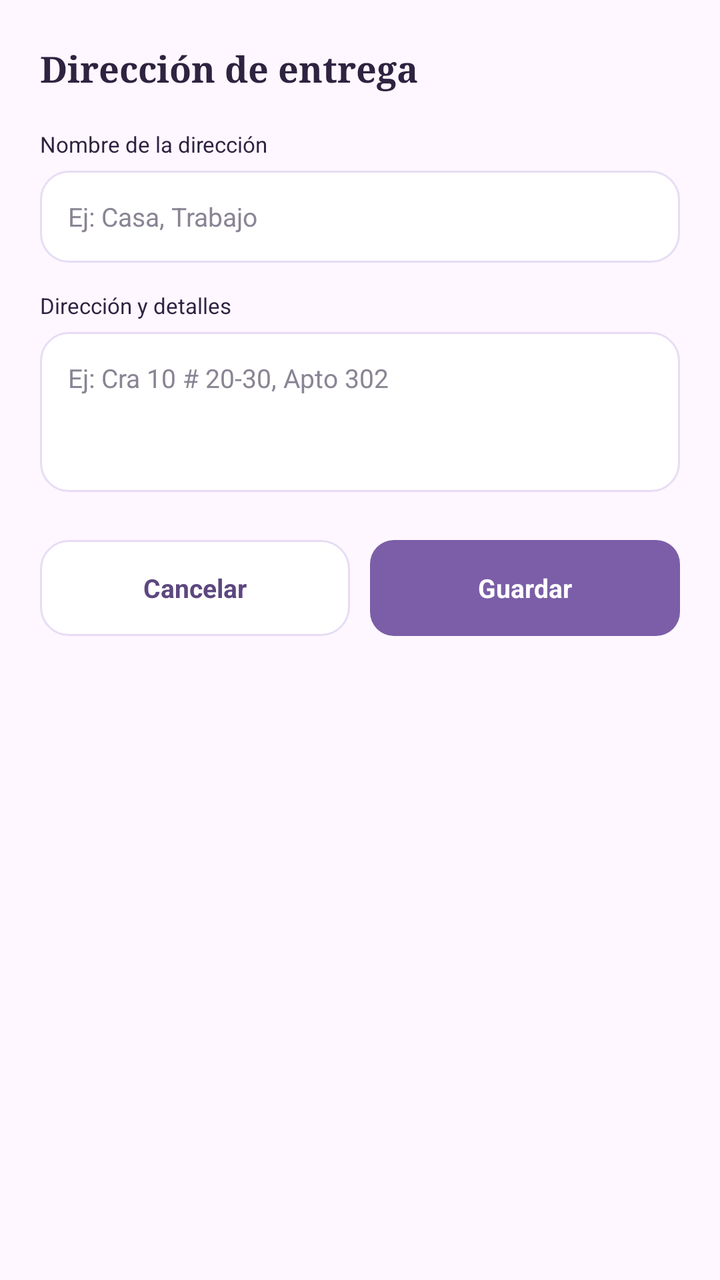
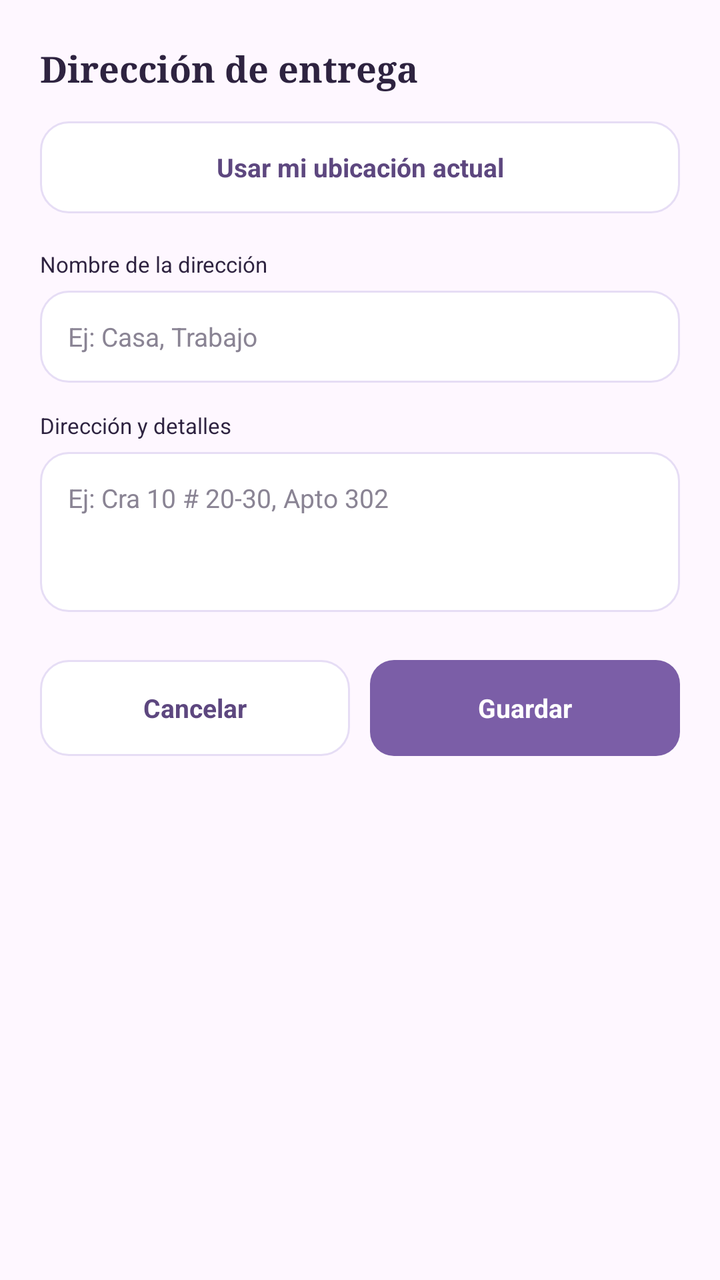

Before-and-after screenshots of an Android layout around one commit, followed by the original layout XML and the change that was made.
<!-- AndroidManifest.xml: application theme Theme.SasoBakeryApp -->
<!-- res/layout/dialog_direccion_entrega.xml -->
<?xml version="1.0" encoding="utf-8"?>
<androidx.core.widget.NestedScrollView
    xmlns:android="http://schemas.android.com/apk/res/android"
    android:layout_width="match_parent"
    android:layout_height="wrap_content"
    android:overScrollMode="never">

    <LinearLayout
        android:layout_width="match_parent"
        android:layout_height="wrap_content"
        android:orientation="vertical"
        android:paddingStart="20dp"
        android:paddingTop="22dp"
        android:paddingEnd="20dp"
        android:paddingBottom="24dp">

        <TextView
            android:layout_width="wrap_content"
            android:layout_height="wrap_content"
            android:fontFamily="serif"
            android:text="Dirección de entrega"
            android:textColor="#2E2340"
            android:textSize="18sp"
            android:textStyle="bold" />

        <TextView
            android:layout_width="wrap_content"
            android:layout_height="wrap_content"
            android:layout_marginTop="18dp"
            android:text="Nombre de la dirección"
            android:textColor="#2E2340"
            android:textSize="11sp" />

        <EditText
            android:id="@+id/etDirEtiqueta"
            android:layout_width="match_parent"
            android:layout_height="46dp"
            android:layout_marginTop="6dp"
            android:background="@drawable/bg_users_input"
            android:hint="Ej: Casa, Trabajo"
            android:importantForAutofill="no"
            android:inputType="textCapSentences"
            android:maxLines="1"
            android:paddingStart="14dp"
            android:paddingEnd="14dp"
            android:textColor="#2E2340"
            android:textColorHint="#8A8494"
            android:textSize="13sp" />

        <TextView
            android:layout_width="wrap_content"
            android:layout_height="wrap_content"
            android:layout_marginTop="14dp"
            android:text="Dirección y detalles"
            android:textColor="#2E2340"
            android:textSize="11sp" />

        <EditText
            android:id="@+id/etDirDireccion"
            android:layout_width="match_parent"
            android:layout_height="wrap_content"
            android:layout_marginTop="6dp"
            android:background="@drawable/bg_users_input"
            android:gravity="top|start"
            android:hint="Ej: Cra 10 # 20-30, Apto 302"
            android:importantForAutofill="no"
            android:inputType="textCapSentences|textMultiLine"
            android:minHeight="80dp"
            android:padding="14dp"
            android:textColor="#2E2340"
            android:textColorHint="#8A8494"
            android:textSize="13sp" />

        <LinearLayout
            android:layout_width="match_parent"
            android:layout_height="wrap_content"
            android:layout_marginTop="24dp"
            android:orientation="horizontal">

            <TextView
                android:id="@+id/btnCancelarDireccion"
                android:layout_width="0dp"
                android:layout_height="48dp"
                android:layout_weight="1"
                android:background="@drawable/bg_users_input"
                android:clickable="true"
                android:focusable="true"
                android:gravity="center"
                android:text="Cancelar"
                android:textColor="#5D477F"
                android:textSize="13sp"
                android:textStyle="bold" />

            <TextView
                android:id="@+id/btnGuardarDireccion"
                android:layout_width="0dp"
                android:layout_height="48dp"
                android:layout_marginStart="10dp"
                android:layout_weight="1"
                android:background="@drawable/bg_users_button"
                android:clickable="true"
                android:focusable="true"
                android:gravity="center"
                android:text="Guardar"
                android:textColor="#FFFFFF"
                android:textSize="13sp"
                android:textStyle="bold" />
        </LinearLayout>
    </LinearLayout>
</androidx.core.widget.NestedScrollView>
<!-- resources referenced by this layout -->
<resources>
  <!-- drawable bg_users_button (drawable) -->
  <?xml version="1.0" encoding="utf-8"?>
  <shape xmlns:android="http://schemas.android.com/apk/res/android" android:shape="rectangle">
      <solid android:color="#7B5EA7" />
      <corners android:radius="12dp" />
  </shape>
  <!-- drawable bg_users_input (drawable) -->
  <?xml version="1.0" encoding="utf-8"?>
  <shape xmlns:android="http://schemas.android.com/apk/res/android" android:shape="rectangle">
      <solid android:color="#FFFFFF" />
      <stroke android:width="1dp" android:color="#E6DDF5" />
      <corners android:radius="14dp" />
  </shape>
  <style name="Theme.SasoBakeryApp" parent="Base.Theme.SasoBakeryApp" />
  <style name="Base.Theme.SasoBakeryApp" parent="Theme.Material3.DayNight.NoActionBar">
          
          
      </style>
</resources>

<!-- the commit's change to res/layout/dialog_direccion_entrega.xml (unified diff, before → after) -->
@@ -22,6 +22,29 @@
             android:textColor="#2E2340"
             android:textSize="18sp"
             android:textStyle="bold" />
+
+        <TextView
+            android:id="@+id/btnUsarUbicacion"
+            android:layout_width="match_parent"
+            android:layout_height="46dp"
+            android:layout_marginTop="14dp"
+            android:background="@drawable/bg_users_input"
+            android:clickable="true"
+            android:focusable="true"
+            android:gravity="center"
+            android:text="Usar mi ubicación actual"
+            android:textColor="#5D477F"
+            android:textSize="13sp"
+            android:textStyle="bold" />
+
+        <TextView
+            android:id="@+id/tvEstadoUbicacion"
+            android:layout_width="wrap_content"
+            android:layout_height="wrap_content"
+            android:layout_marginTop="6dp"
+            android:textColor="#3F7D5A"
+            android:textSize="11sp"
+            android:visibility="gone" />
 
         <TextView
             android:layout_width="wrap_content"
